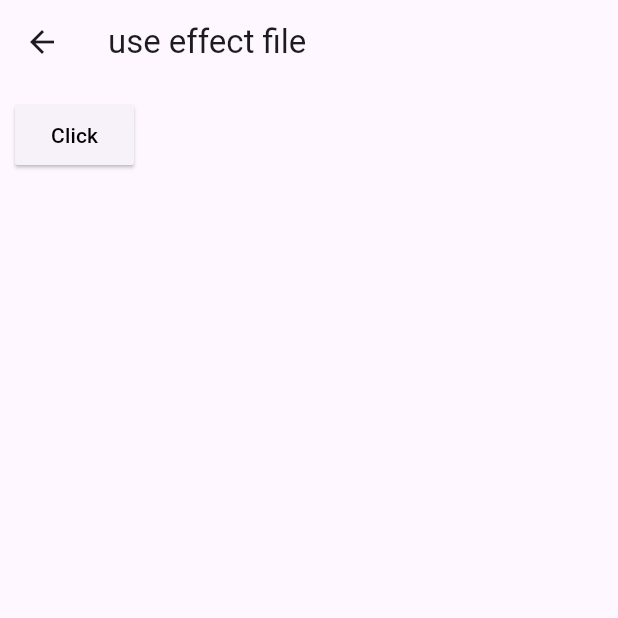
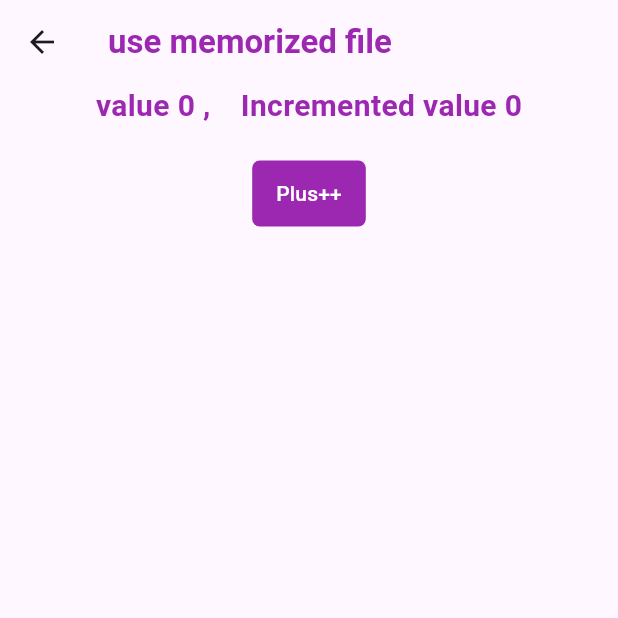
Before and after one commit to Prashant9002/Flutter-Hooks, a Flutter app: the screen it shows after launch, after a tap on the "ac unit" icon, on a phone screen of 412 x 824 dp, the top half of it. Run offline on Flutter 3.47's test engine with Material 3 defaults, Android fonts, the phone set to English and light mode, and no system bars; our stand-ins replace flutter_hooks; missing offline and left inert: dart:ffi.

Commit message:
use memorized implemented

```diff
--- a/lib/fragments/frag_use_effect_file.dart
+++ b/lib/fragments/frag_use_effect_file.dart
@@ -22,7 +22,11 @@ class screen extends HookWidget{
     return Scaffold(
       appBar: AppBar(
         title: Text(
-          "use effect file"
+          "use effect file",
+          style: TextStyle(
+              color: Colors.purple,
+              fontWeight: FontWeight.bold
+          ),
         ),
       ),
 
@@ -68,7 +72,7 @@ class DialogBox extends HookWidget{
           return (){
             print("Thread 007 Widget life Cycle ended");
           };
-        }
+        },[] //<-- About This [] (Run this useEffect again ONLY when this value changes.)
     );
     return Container(
       height: 200,
--- /dev/null
+++ b/lib/fragments/frag_use_memoized_file.dart
@@ -0,0 +1,102 @@
+import 'package:flutter/material.dart';
+import 'package:flutter_hooks/flutter_hooks.dart';
+
+//useMemoized() is used to run expensive code only once, or only when specific values change.
+
+//why do we need it :
+//Because in Flutter, the build() method runs many times.
+//If you do heavy work inside build(), the app becomes slow.
+void main() {
+  runApp(App_Third());
+}
+
+
+class App_Third extends StatelessWidget{
+  @override
+  Widget build(BuildContext context) {
+    return screen();
+  }
+}
+
+class screen extends HookWidget{
+  @override
+  Widget build(BuildContext context) {
+    final value =  useState(0);
+    final incremented_value = useMemoized(
+        (){
+          print("Heavy Calculation....");
+          return value.value * 100;
+        },[value.value]
+    );
+    return Scaffold(
+      appBar: AppBar(
+        title: Text(
+          "use memorized file",
+          style: TextStyle(
+            color: Colors.purple,
+            fontWeight: FontWeight.bold
+          ),
+        ),
+      ),
+
+      body: Container(
+        width: MediaQuery.of(context).size.width,
+        height: MediaQuery.of(context).size.height,
+        child: Column(
+          children: [
+            Row(
+              mainAxisAlignment: MainAxisAlignment.center,
+              children: [
+                Text(
+                  "value ${value.value} ,",
+                  style: TextStyle(
+                      color: Colors.purple,
+                      fontWeight: FontWeight.bold,
+                    fontSize: 20
+                  ),
+                ),
+
+                SizedBox(width: 20,),
+
+                Text(
+                  "Incremented value $incremented_value",
+                  style: TextStyle(
+                      color: Colors.purple,
+                      fontWeight: FontWeight.bold,
+                    fontSize: 20
+                  ),
+                ),
+              ],
+            ),
+
+            SizedBox(height: 20,),
+
+            TextButton(
+                onPressed: ()=>{
+                  value.value++
+                },
+                style: ButtonStyle(
+                    shadowColor: MaterialStateProperty.all(Colors.purpleAccent),
+                    backgroundColor: MaterialStateProperty.all(Colors.purple),
+                    shape: MaterialStateProperty.all(
+                        RoundedRectangleBorder(
+                            borderRadius: BorderRadius.circular(5)
+                        )
+                    )
+                ),
+                child: Padding(padding: EdgeInsets.all(4),
+                  child: Text(
+                    "Plus++",
+                    style: TextStyle(
+                      color: Colors.white,
+                    ),
+                  ),
+                )
+            )
+          ],
+        ),
+      ),
+    );
+  }
+
+}
--- a/lib/main.dart
+++ b/lib/main.dart
@@ -1,6 +1,7 @@
 import 'package:flutter/material.dart';
-import 'fragments/frag_1.dart';
+import 'fragments/frag_use_state_file.dart';
 import 'fragments/frag_use_effect_file.dart';
+import 'fragments/frag_use_memoized_file.dart';
 
 void main() {
   runApp(const Screen());
@@ -41,7 +42,7 @@ class fragment extends State<_Screen>{
           icon: Icon(Icons.ac_unit),
           onPressed: ()=>{
             Navigator.push(context,
-            MaterialPageRoute(builder: (context)=>AppSecond())
+            MaterialPageRoute(builder: (context)=>App_Third())
             )
           },
         ),
--- a/pubspec.yaml
+++ b/pubspec.yaml
@@ -30,7 +30,6 @@ environment:
 dependencies:
   flutter:
     sdk: flutter
-
   # The following adds the Cupertino Icons font to your application.
   # Use with the CupertinoIcons class for iOS style icons.
   cupertino_icons: ^1.0.8
```
Also changed, not shown: lib/fragments/frag_use_state_file.dart (renamed from lib/fragments/frag_1.dart).
